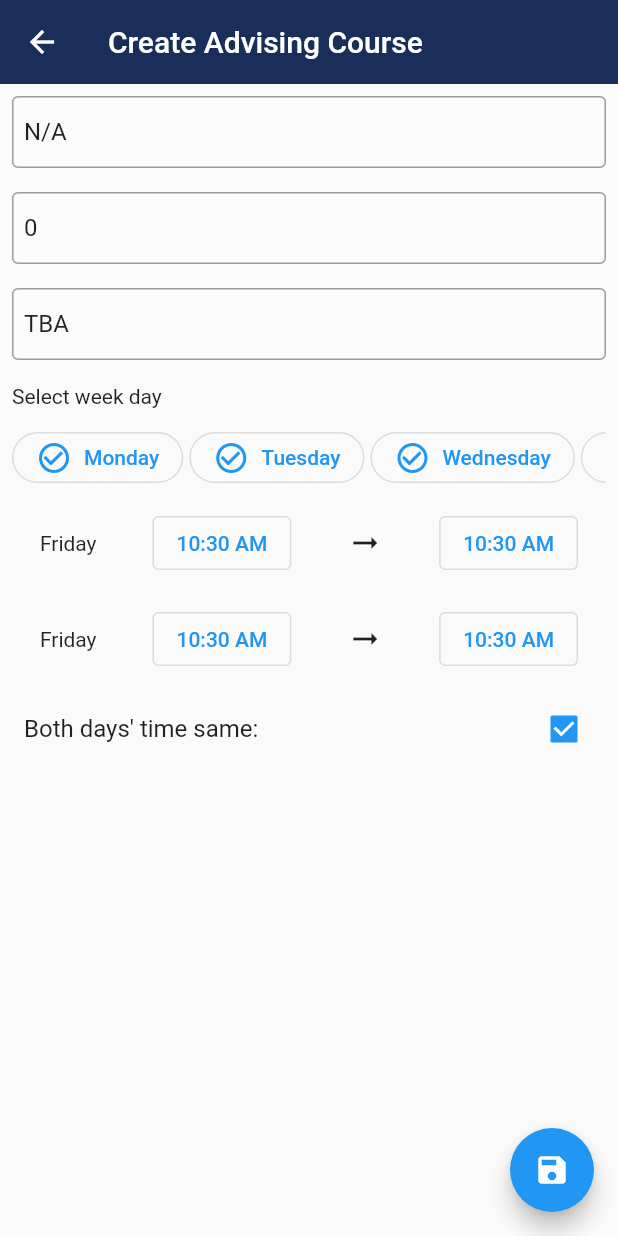
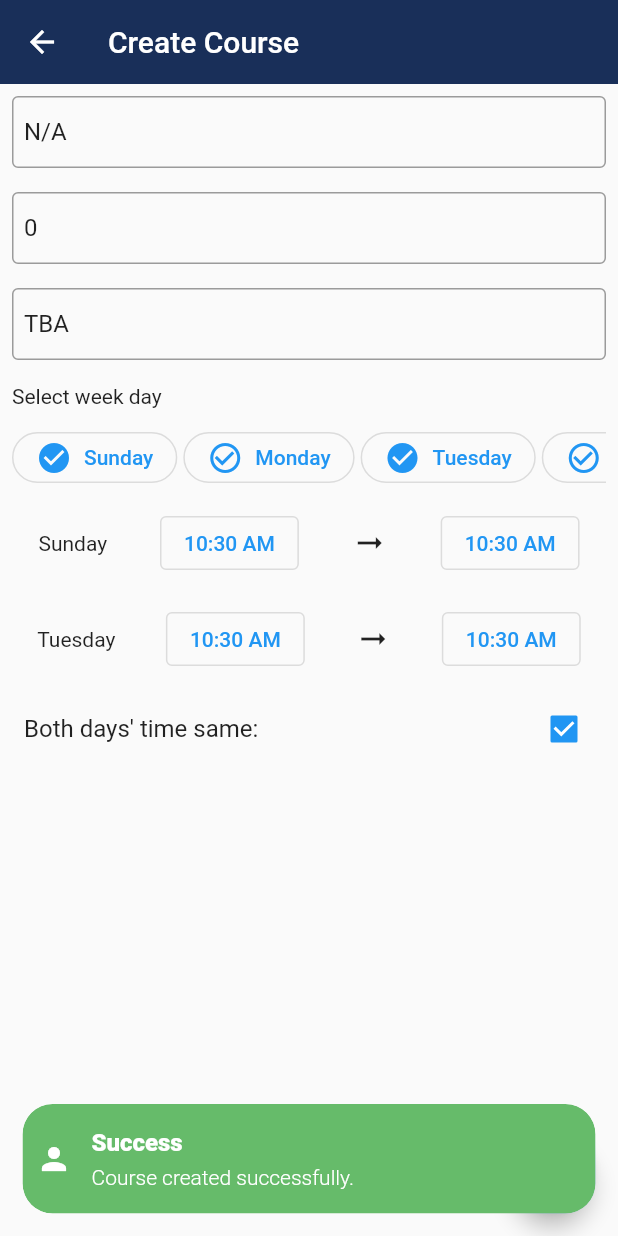
Before and after one commit to minhaz1217/no-cg-no-life, a Flutter app: the CreateOrUpdateAdvisingCourse screen opened by its route, after a tap on the "save" icon, on a phone screen of 412 x 824 dp. Run offline on Flutter 3.47's test engine with Material 2 defaults, Android fonts, the phone set to English and light mode, and no system bars; our stand-ins replace flutter_datetime_picker, get, page_transition, sqflite, syncfusion_flutter_gauges; accounts and stored records are empty; generated files the repository leaves out were written again.

Commit message:
snackbar added on create or update course.

```diff
--- /dev/null
+++ b/no_cg_no_life_app/lib/helpers/common_snackbar.dart
@@ -0,0 +1,39 @@
+
+import 'package:flutter/material.dart';
+import 'package:get/get.dart';
+import 'package:no_cg_no_life_app/helpers/colors_utils.dart';
+
+showSnackBar({
+  required String title,
+  required String message,
+  Widget? icon,
+  SnackPosition? snackPosition,
+  Color? backgroundColor,
+  Color? textColor,
+  Duration? duration
+} ){
+  icon = icon ?? Icon(Icons.person, color: Colors.white);
+  snackPosition = snackPosition ?? SnackPosition.BOTTOM;
+  backgroundColor = backgroundColor?? Colors.green;
+  textColor = textColor?? Colors.white;
+  duration = duration ?? Duration(seconds: 4);
+  Get.snackbar(
+    title,
+    message,
+    icon: icon,
+    snackPosition: snackPosition,
+    backgroundColor: backgroundColor,
+    borderRadius: 20,
+    margin: EdgeInsets.all(15),
+    colorText: textColor,
+    duration: duration,
+    isDismissible: true,
+    dismissDirection: SnackDismissDirection.HORIZONTAL,
+    forwardAnimationCurve: Curves.easeOutBack,
+  );
+}
+
+
+showError(ex){
+  showSnackBar(title: "Error", message: "${ex.toString()}", backgroundColor: ErrorColor);
+}
--- a/no_cg_no_life_app/lib/localization/language_data/app_en.arb
+++ b/no_cg_no_life_app/lib/localization/language_data/app_en.arb
@@ -1,6 +1,7 @@
 {
     "appName": "No CG No Life",
-    "createAdvisingCourse" : "Create Advising Course",
+    "createAdvisingCourse" : "Create Course",
+    "updateAdvisingCourse" : "Update Course",
     "createAdvisingCourseCourseCodeHint" : "Course Code",
     "createAdvisingCourseSectionHint" : "Section",
     "createAdvisingCourseFacultyHint" : "Faculty Initials",
--- a/no_cg_no_life_app/lib/main.dart
+++ b/no_cg_no_life_app/lib/main.dart
@@ -1,6 +1,7 @@
 import 'package:flutter/material.dart';
 import 'package:flutter_localizations/flutter_localizations.dart';
 import 'package:flutter_gen/gen_l10n/app_localizations.dart';
+import 'package:get/get.dart';
 import 'package:no_cg_no_life_app/dependency/register_dependencies.dart';
 import 'package:no_cg_no_life_app/helpers/colors_utils.dart';
 import 'package:no_cg_no_life_app/router/route_provider.dart';
@@ -17,7 +18,7 @@ void main() {
 class MyApp extends StatelessWidget {
   @override
   Widget build(BuildContext context) {
-    return MaterialApp(
+    return GetMaterialApp(
       title: 'No CG No Life',
       debugShowCheckedModeBanner: false,
       theme: ThemeData(
--- a/no_cg_no_life_app/lib/router/route_provider.dart
+++ b/no_cg_no_life_app/lib/router/route_provider.dart
@@ -23,6 +23,8 @@ class RouteProvider {
       case '/advising-helper': return PageTransition(child: AdvisingHelperView(),curve: Curves.linear,type: PageTransitionType.rightToLeft);
 
       case '/advising-course/create': return PageTransition(child: CreateOrUpdateAdvisingCourse(),curve: Curves.linear,type: PageTransitionType.rightToLeft);
+      case '/advising-course/update':
+        return PageTransition(child: CreateOrUpdateAdvisingCourse( course: (settings.arguments as Map<String,dynamic>)["course"] ),curve: Curves.linear,type: PageTransitionType.rightToLeft);
       case '/advising-course/list': return PageTransition(child: ShowAllAdvisingCourse(),curve: Curves.linear,type: PageTransitionType.rightToLeft);
 
 
--- a/no_cg_no_life_app/lib/screens/views/advising_course_crud/create_update_advising_course.dart
+++ b/no_cg_no_life_app/lib/screens/views/advising_course_crud/create_update_advising_course.dart
@@ -4,6 +4,8 @@ import 'package:flutter_datetime_picker/flutter_datetime_picker.dart';
 import 'package:get/get.dart';
 import 'package:intl/intl.dart';
 import 'package:no_cg_no_life_app/enums/DayOfTheWeek.dart';
+import 'package:no_cg_no_life_app/helpers/colors_utils.dart';
+import 'package:no_cg_no_life_app/helpers/common_snackbar.dart';
 import 'package:no_cg_no_life_app/helpers/localization_helper.dart';
 import 'package:no_cg_no_life_app/models/dao_models/CourseDAO.dart';
 import 'package:no_cg_no_life_app/repository/base_repository.dart';
@@ -17,6 +19,8 @@ import 'package:no_cg_no_life_app/screens/sharedComponents/generic_text_field/ge
 // CreateAdvisingCourse Creates or Updates ( sent model isn't null ) an advising course
 
 class CreateOrUpdateAdvisingCourse extends StatefulWidget {
+  final Course? course;
+  CreateOrUpdateAdvisingCourse({this.course});
   @override
   _CreateOrUpdateAdvisingCourseState createState() => _CreateOrUpdateAdvisingCourseState();
 }
@@ -76,23 +80,54 @@ class _CreateOrUpdateAdvisingCourseState extends State<CreateOrUpdateAdvisingCou
   late _CreateAdvisingCourseFormControllers controllers;
   late Map<String, bool> dayOfTheWeekCheckBoxMap;
   late bool bothDayTimeSame;
-
-  _CreateOrUpdateAdvisingCourseState(){
+  @override
+  initState(){
     this._formKey = GlobalKey<FormState>();
 
-    this.advisingCourse = Course();
-    this.advisingCourse.weekDay1.startTime = this.advisingCourse.weekDay2.startTime;
-    this.advisingCourse.weekDay1.endTime = this.advisingCourse.weekDay2.endTime;
+    // Checking if this is create or edit operation.
+    if(widget.course == null){
+      this.advisingCourse = Course();
+      this.advisingCourse.weekDay1.startTime = this.advisingCourse.weekDay2.startTime;
+      this.advisingCourse.weekDay1.endTime = this.advisingCourse.weekDay2.endTime;
+      this.advisingCourse.weekDay1.weekDay = DayOfTheWeek.Sunday;
+      this.advisingCourse.weekDay2.weekDay = DayOfTheWeek.Tuesday;
+    }else{
+      this.advisingCourse = widget.course!;
+    }
 
+    // creating controllers for the text boxes
     this.controllers = _CreateAdvisingCourseFormControllers( defaultCourseCode: advisingCourse.code, defaultFaculty: advisingCourse.faculty, defaultSection: advisingCourse.section );
-    this.dayOfTheWeekCheckBoxMap = Map<String,bool>();
     this.bothDayTimeSame = true;
 
-    DayOfTheWeek.values.forEach((e){
-      if(e != DayOfTheWeek.NULLDAY){
-        dayOfTheWeekCheckBoxMap[ DayOfTheWeekToString(e) ] = false;
+
+
+    this.dayOfTheWeekCheckBoxMap = Map<String,bool>();
+    // TODO: try to improve this using loop and maybe mod? %8?
+    // had to do it like this because of custom sorting
+    dayOfTheWeekCheckBoxMap[ DayOfTheWeekToString(DayOfTheWeek.Sunday) ] = false;
+    dayOfTheWeekCheckBoxMap[ DayOfTheWeekToString(DayOfTheWeek.Monday) ] = false;
+    dayOfTheWeekCheckBoxMap[ DayOfTheWeekToString(DayOfTheWeek.Tuesday) ] = false;
+    dayOfTheWeekCheckBoxMap[ DayOfTheWeekToString(DayOfTheWeek.Wednesday) ] = false;
+    dayOfTheWeekCheckBoxMap[ DayOfTheWeekToString(DayOfTheWeek.Thursday) ] = false;
+    dayOfTheWeekCheckBoxMap[ DayOfTheWeekToString(DayOfTheWeek.Friday) ] = false;
+    dayOfTheWeekCheckBoxMap[ DayOfTheWeekToString(DayOfTheWeek.Saturday) ] = false;
+
+    dayOfTheWeekCheckBoxMap.forEach((key, value) {
+      if(key == DayOfTheWeekToString( advisingCourse.weekDay1.weekDay ) || key == DayOfTheWeekToString( advisingCourse.weekDay2.weekDay )){
+        dayOfTheWeekCheckBoxMap[key] = true;
       }
     });
+
+    // DayOfTheWeek.values.forEach((dayOfWeek){
+    //   if(dayOfWeek != DayOfTheWeek.NULLDAY){
+    //     if(dayOfWeek == advisingCourse.weekDay1.weekDay || dayOfWeek == advisingCourse.weekDay2.weekDay){
+    //       dayOfTheWeekCheckBoxMap[ DayOfTheWeekToString(dayOfWeek) ] = true;
+    //     }else{
+    //       dayOfTheWeekCheckBoxMap[ DayOfTheWeekToString(dayOfWeek) ] = false;
+    //     }
+    //   }
+    // });
+    super.initState();
   }
 
   toggleDayOfTheWeek(String key){
@@ -120,11 +155,7 @@ class _CreateOrUpdateAdvisingCourseState extends State<CreateOrUpdateAdvisingCou
         }
       }
     });
-
-
   }
-
-
   // TODO: try to generalize this function so that we can generate list from the enum directly, and remove some enums if we want.
   // TODO: try to make these outlinedButton UI more like a enable/disable button.
   // generating checkboxes for the day selector.
@@ -154,7 +185,7 @@ class _CreateOrUpdateAdvisingCourseState extends State<CreateOrUpdateAdvisingCou
     return [
       Padding(
         padding: const EdgeInsets.all(8.0),
-        child: Text("Select week day"),
+        child: Text("Select week day"), // TODO: translation
       ),
       Container(
         height: 50,
@@ -196,7 +227,7 @@ class _CreateOrUpdateAdvisingCourseState extends State<CreateOrUpdateAdvisingCou
   Widget build(BuildContext context) {
     return Scaffold(
       appBar: AppBar(
-        title: Text( T(context)!.createAdvisingCourse),
+        title: Text(  widget.course == null ?  T(context)!.createAdvisingCourse : T(context)!.updateAdvisingCourse),
         elevation: 0,
       ),
 
@@ -295,7 +326,7 @@ class _CreateOrUpdateAdvisingCourseState extends State<CreateOrUpdateAdvisingCou
               ),
             ),
             CheckboxListTile(
-              title: Text("Both days' time same: "),
+              title: Text("Both days' time same: "), // TODO: translation
               value: bothDayTimeSame,
               onChanged: (val){
                 bothDayTimeSame = bothDayTimeSame== true? false : true;
@@ -318,21 +349,22 @@ class _CreateOrUpdateAdvisingCourseState extends State<CreateOrUpdateAdvisingCou
             advisingCourse.faculty = faculty;
             advisingCourse.section = section;
 
-            // TODO: use dependency resolve.
             BaseRepository<Course> courseRepository = Get.find();
 
             // here at first we try to create, if that fails because of unique id constraint, then we try to update.
             try{
               var output = await courseRepository.create(advisingCourse);
+              showSnackBar(title:  "Success",message:  "Course created successfully.", backgroundColor: SuccessColor ); // TODO: translation
             }catch(ex){
               if(ex is DatabaseException && ex.isUniqueConstraintError()){
                 try{
                   var output = await courseRepository.update(advisingCourse);
+                  showSnackBar(title:  "Success", message: "Course updated successfully." , backgroundColor: SuccessColor); // TODO: translation
                 }catch(ex){
-                  print(ex);
+                  showError(ex);
                 }
               }else{
-                print(ex);
+                showError(ex);
               }
             }
           }
--- a/no_cg_no_life_app/lib/screens/views/advising_course_crud/list_advising_course.dart
+++ b/no_cg_no_life_app/lib/screens/views/advising_course_crud/list_advising_course.dart
@@ -33,11 +33,14 @@ class _ShowAllAdvisingCourseState extends State<ShowAllAdvisingCourse> {
       child: ListTile(
         title: Text("${course.code.trim()} ${course.name.trim() == "" ? "" : "(${course.name.trim()})" } | Section: ${course.section}"),
         subtitle: Text( getSubtitle(course) ),
-        isThreeLine: false,
+        isThreeLine: true,
         trailing: IconButton(
           icon: Icon( Icons.edit),
           onPressed: (){
-
+            Map <String, dynamic> data={
+              "course": course,
+            };
+            Navigator.pushNamed(context, "/advising-course/update", arguments: data);
           },
         ),
       ),
@@ -58,8 +61,11 @@ class _ShowAllAdvisingCourseState extends State<ShowAllAdvisingCourse> {
           Widget child;
           if (snapshot.hasData) {
             child = ListView.builder(
-              itemCount: snapshot.data!.length,
+              itemCount: snapshot.data!.length+1,
               itemBuilder: (context,index){
+                if(index >= snapshot.data!.length){
+                  return Padding( padding: EdgeInsets.only(bottom: 50), );
+                }
                 return  singleList(snapshot.data![index]);
               },
             );
@@ -101,6 +107,12 @@ class _ShowAllAdvisingCourseState extends State<ShowAllAdvisingCourse> {
           return child;
         },
       ),
+      floatingActionButton: FloatingActionButton(
+        child: Icon(Icons.add),
+        onPressed: () {
+          Navigator.of(context).pushNamed( "/advising-course/create" );
+        },
+      ),
     );
   }
 }
--- a/no_cg_no_life_app/lib/screens/views/advising_helper/advising_helper_view.dart
+++ b/no_cg_no_life_app/lib/screens/views/advising_helper/advising_helper_view.dart
@@ -14,12 +14,12 @@ class _AdvisingHelperViewState extends State<AdvisingHelperView> {
 
     return Scaffold(
       floatingActionButton: ExpandableFab(
-        distance: 112.0,
+        distance: 80.0,
         children: [
-          ActionButton(
-            onPressed: () {},
-            icon: const Icon(Icons.format_size),
-          ),
+          // ActionButton(
+          //   onPressed: () {},
+          //   icon: const Icon(Icons.format_size),
+          // ),
           ActionButton(
             onPressed: () {
               Navigator.of(context).pushNamed( "/advising-course/list" );
--- a/no_cg_no_life_app/lib/screens/views/home/home_view.dart
+++ b/no_cg_no_life_app/lib/screens/views/home/home_view.dart
@@ -23,7 +23,7 @@ class _HomeViewState extends State<HomeView> {
                 children: [
                   // TODO: translations.
                   GenericMenuCard(title: BasicMenuStaticData.QuickLinks.title, imagePath: BasicMenuStaticData.QuickLinks.imagePath, onPressed: (){Navigator.pushNamed(context, BasicMenuStaticData.QuickLinks.url);}),
-                  GenericMenuCard(title: "CGPA Calculator", imagePath: "assets/icons/cgpa.png", onPressed: (){Navigator.pushNamed(context, "/cgpa-calculator");}),
+                  GenericMenuCard(title: "CGPA Calculator", imagePath: "assets/icons/cgpa.png", onPressed: (){ Navigator.pushNamed(context, "/cgpa-calculator");}),
                   GenericMenuCard(title: "Advising Helper", imagePath: "assets/icons/cgpa.png", onPressed: (){Navigator.pushNamed(context, "/advising-helper");}),
 
                 ],
```
